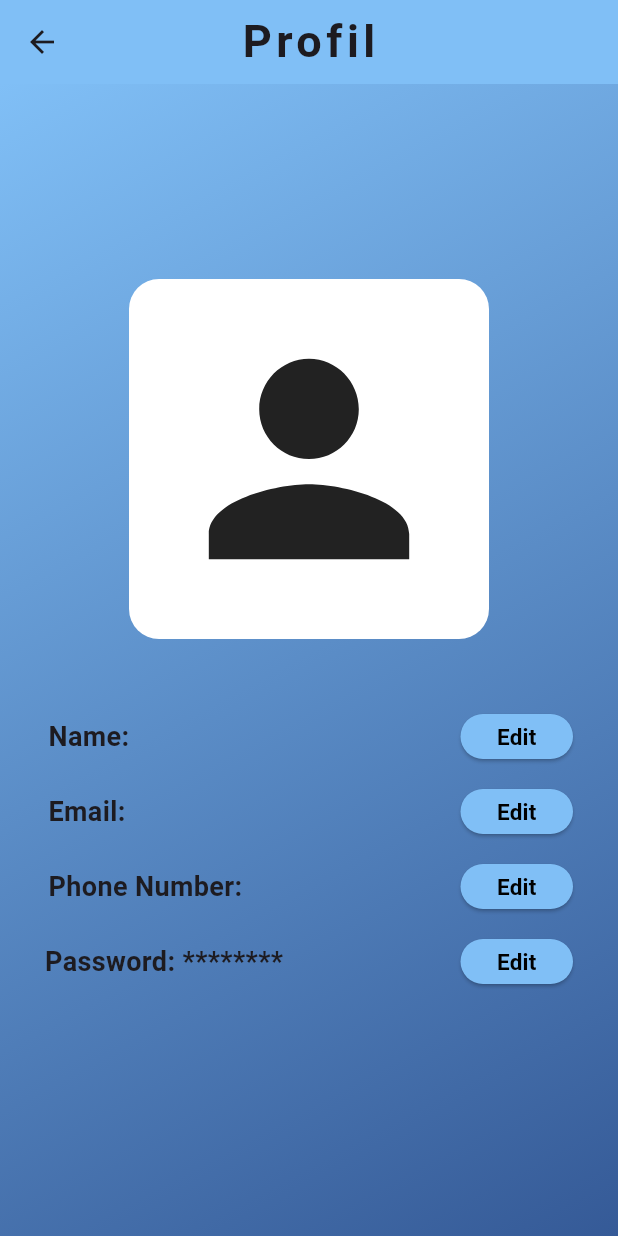
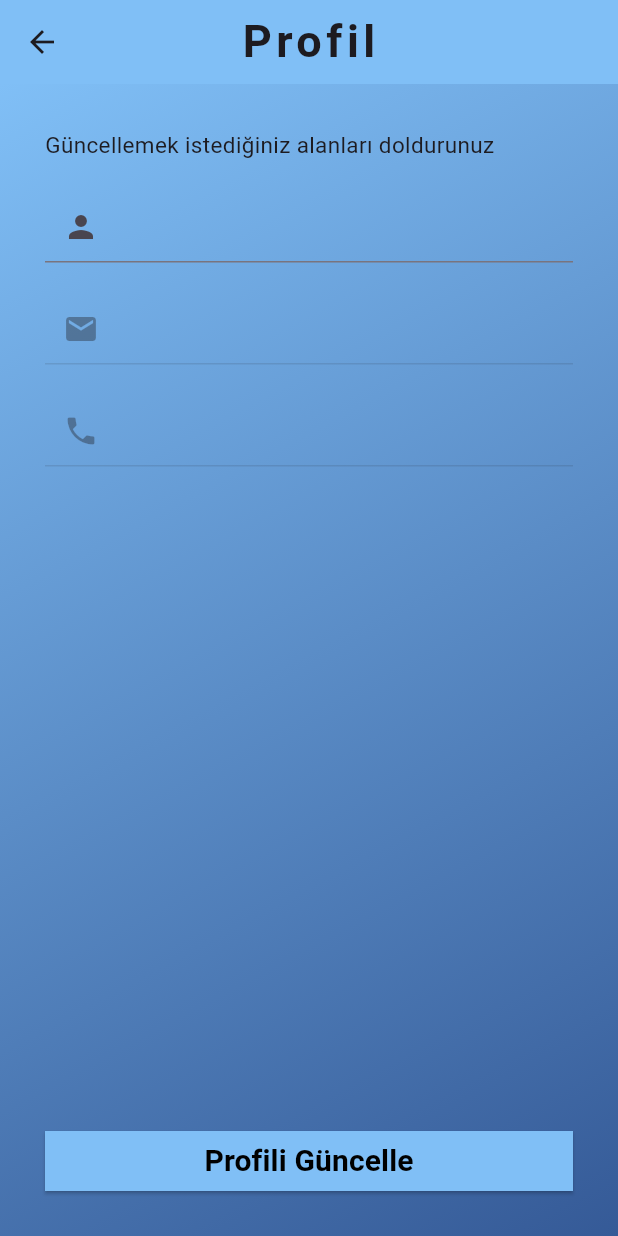
Before and after one commit to furkanCalik7/Yoldas, a Flutter app: the ProfileScreen screen opened directly, on a phone screen of 412 x 824 dp. Run offline on Flutter 3.47's test engine with Material 3 defaults, Android fonts, the phone set to English and light mode, and no system bars; our stand-ins replace camera, card_swiper, firebase_auth, firebase_core, flutter_rating_bar, flutter_secure_storage and 8 more; missing offline and left inert: flutter_tflite, google_mlkit_commons, google_mlkit_text_recognition; accounts and stored records are empty; generated files the repository leaves out were written again.

Commit message:
Implemented: Change Password Implemented: Profile Edit Screen Implemented: Visual Changes in Forms and Buttons

```diff
--- a/frontend/lib/custom_widgets/buttons/button_main.dart
+++ b/frontend/lib/custom_widgets/buttons/button_main.dart
@@ -33,13 +33,12 @@ class ButtonMain extends StatelessWidget {
           action();
         },
         style: ButtonStyle(
-          backgroundColor: MaterialStateProperty.all<Color>(buttonColor),
-          shape: MaterialStateProperty.all<RoundedRectangleBorder>(
-            RoundedRectangleBorder(
-              borderRadius: BorderRadius.circular(18.0),
-            ),
-          ),
-        ),
+            backgroundColor: MaterialStateProperty.all<Color>(buttonColor),
+            shape: MaterialStateProperty.all<RoundedRectangleBorder>(
+              RoundedRectangleBorder(
+                borderRadius: BorderRadius.circular(0.0),
+              ),
+            )),
         child: Text(
           text,
           textAlign: TextAlign.center,
--- a/frontend/lib/custom_widgets/custom_form.dart
+++ b/frontend/lib/custom_widgets/custom_form.dart
@@ -111,9 +111,10 @@ class _CustomFormState extends State<CustomForm> {
         padding: const EdgeInsets.all(20),
         decoration: BoxDecoration(
           color: formColor,
-          borderRadius: BorderRadius.circular(20),
+          borderRadius: BorderRadius.circular(5),
         ),
         child: Column(
+          crossAxisAlignment: CrossAxisAlignment.stretch,
           children: [
             CustomTextFormField(
               icon: Icons.person,
--- a/frontend/lib/custom_widgets/custom_text_field.dart
+++ b/frontend/lib/custom_widgets/custom_text_field.dart
@@ -5,45 +5,37 @@ class CustomTextFormField extends StatelessWidget {
       {super.key,
       this.hintText = "",
       this.obscureText = false,
+      this.enabled = true,
       required this.validator,
       required this.controller,
-      this.icon});
+      this.icon,
+      this.onChanged});
 
   final String hintText;
   final bool obscureText;
   final Function validator;
   final TextEditingController controller;
   final IconData? icon;
+  final bool enabled;
+  final Function? onChanged;
 
   @override
   Widget build(BuildContext context) {
     return TextFormField(
+      enabled: enabled,
       controller: controller,
       obscureText: obscureText,
       decoration: InputDecoration(
         prefixIcon: Icon(icon),
         hintText: hintText,
-        hintStyle: const TextStyle(color: Colors.grey),
-        filled: true,
-        fillColor: Colors.white,
-        enabledBorder: OutlineInputBorder(
-          borderRadius: BorderRadius.circular(30),
-          borderSide: const BorderSide(color: Colors.grey),
-        ),
-        focusedBorder: OutlineInputBorder(
-          borderRadius: BorderRadius.circular(30),
-          borderSide: const BorderSide(color: Colors.black),
-        ),
-        errorBorder: OutlineInputBorder(
-          borderRadius: BorderRadius.circular(30),
-          borderSide: const BorderSide(color: Colors.red),
-        ),
-        focusedErrorBorder: OutlineInputBorder(
-          borderRadius: BorderRadius.circular(30),
-          borderSide: const BorderSide(color: Colors.red),
-        ),
+        hintStyle: const TextStyle(color: Colors.black54),
       ),
       validator: (value) => validator(value),
+      onChanged: (value) {
+        if (onChanged != null) {
+          onChanged!(value);
+        }
+      },
     );
   }
 }
--- /dev/null
+++ b/frontend/lib/custom_widgets/sheets/edit_profile_sheet.dart
@@ -0,0 +1,201 @@
+import 'dart:collection';
+import 'dart:convert';
+
+import 'package:flutter/material.dart';
+import 'package:flutter_secure_storage/flutter_secure_storage.dart';
+import 'package:frontend/custom_widgets/buttons/button_main.dart';
+import 'package:frontend/custom_widgets/colors.dart';
+import 'package:frontend/custom_widgets/custom_text_field.dart';
+import 'package:frontend/custom_widgets/text_widgets/custom_texts.dart';
+import 'package:frontend/config.dart';
+import 'package:http/http.dart' as http;
+
+class EditProfileSheet extends StatefulWidget {
+  const EditProfileSheet({super.key});
+
+  @override
+  State<EditProfileSheet> createState() => _EditProfileSheetState();
+}
+
+class _EditProfileSheetState extends State<EditProfileSheet> {
+  final FlutterSecureStorage storage = const FlutterSecureStorage();
+
+  String current_name = "";
+  String current_email = "";
+  String current_phoneNumber = "";
+  String current_password = "";
+
+  String bearerToken = "";
+
+  final newNameController = TextEditingController();
+  final newMailController = TextEditingController();
+  final newPasswordController = TextEditingController();
+  final newPhoneNumberController = TextEditingController();
+
+  final GlobalKey<FormState> formKey = GlobalKey<FormState>();
+
+  Future _getFieldsFromStorage() async {
+    current_name = await storage.read(key: "name") ?? "N/A";
+    current_email = await storage.read(key: "email") ?? "N/A";
+    current_phoneNumber = await storage.read(key: "phone_number") ?? "N/A";
+    current_password = await storage.read(key: "password") ?? "N/A";
+    bearerToken = await storage.read(key: "access_token") ?? "N/A";
+    setState(() {});
+  }
+
+  @override
+  void initState() {
+    _getFieldsFromStorage();
+    super.initState();
+  }
+
+  @override
+  void dispose() {
+    // Clean up the controller when the widget is disposed.
+    newNameController.dispose();
+    newMailController.dispose();
+    newPasswordController.dispose();
+    newPhoneNumberController.dispose();
+    super.dispose();
+  }
+
+  Future<void> _updateProfile() async {
+    await _getFieldsFromStorage();
+
+    print("Current phone number: $current_phoneNumber");
+
+    String newPassword = newPasswordController.text;
+    String newMail = newMailController.text;
+    String newName = newNameController.text;
+
+    bool somethingChanged = false;
+
+    Map<String, dynamic> userUpdateObj = HashMap();
+
+    if (newName != "" && newName != current_name) {
+      userUpdateObj["first_name"] = newName;
+      somethingChanged = true;
+    }
+
+    if (newMail != "" && newMail != current_email) {
+      userUpdateObj["mail"] = newMail;
+      somethingChanged = true;
+    }
+
+    if (newPassword != "" && newPassword != current_password) {
+      userUpdateObj["password"] = newPassword;
+      somethingChanged = true;
+    }
+
+    if (somethingChanged == false) {
+      ScaffoldMessenger.of(context).showSnackBar(
+        const SnackBar(
+          content: Text('Hiçbir alan güncellenmedi'),
+        ),
+      );
+      Navigator.pop(context);
+      return;
+    }
+
+    // TODO : Currently it doesnt update email in database, fix it when backend is updated
+    String jsonBody = jsonEncode(userUpdateObj);
+
+    String apiUrl = '$API_URL/users/update/$current_phoneNumber';
+
+    var response = await http.put(
+      Uri.parse(apiUrl),
+      headers: <String, String>{
+        'Content-Type': 'application/json; charset=UTF-8',
+        'Authorization': 'Bearer $bearerToken',
+      },
+      body: jsonBody,
+    );
+
+    // Check the response status
+    if (response.statusCode == 200) {
+      print('PUT request successful');
+      print('Response body: ${response.body}');
+
+      //TODO: Update the local storage with the correct key names when the backend is updated
+      if (newName != "") await storage.write(key: "name", value: newName);
+      if (newMail != "") await storage.write(key: "email", value: newMail);
+      if (newPassword != "")
+        await storage.write(key: "password", value: newPassword);
+
+      ScaffoldMessenger.of(context).showSnackBar(
+        const SnackBar(
+          content: Text('Profil başarıyla güncellendi'),
+        ),
+      );
+
+      await _getFieldsFromStorage();
+    } else {
+      print('PUT request failed with status: ${response.statusCode}');
+      print('Response body: ${response.body}');
+      ScaffoldMessenger.of(context).showSnackBar(
+        const SnackBar(
+          content: Text('Profil güncellenirken bir hata oluştu'),
+        ),
+      );
+      Navigator.pop(context);
+    }
+
+    setState(() {});
+  }
+
+  @override
+  Widget build(BuildContext context) {
+    newNameController.text = current_name;
+    newMailController.text = current_email;
+    newPasswordController.text = current_password;
+    newPhoneNumberController.text = current_phoneNumber;
+
+    return Container(
+      padding: const EdgeInsets.all(20),
+      child: Column(
+        crossAxisAlignment: CrossAxisAlignment.stretch,
+        children: [
+          const Text(
+            "Güncellemek istediğiniz alanları doldurunuz",
+            style: TextStyle(fontSize: 15),
+          ),
+          const SizedBox(height: 20),
+          CustomTextFormField(
+            icon: Icons.person,
+            obscureText: false,
+            controller: newNameController,
+            validator: (value) {
+              return null;
+            },
+          ),
+          const SizedBox(height: 20),
+          CustomTextFormField(
+            icon: Icons.mail,
+            obscureText: false,
+            enabled: false,
+            controller: newMailController,
+            validator: (value) {
+              return null;
+            },
+          ),
+          const SizedBox(height: 20),
+          CustomTextFormField(
+            icon: Icons.phone,
+            obscureText: false,
+            enabled: false,
+            controller: newPhoneNumberController,
+            validator: (value) {
+              return null;
+            },
+          ),
+          const Spacer(),
+          ButtonMain(
+              text: "Profili Güncelle",
+              action: () {
+                _updateProfile();
+              }),
+        ],
+      ),
+    );
+  }
+}
--- a/frontend/lib/custom_widgets/text_widgets/custom_texts.dart
+++ b/frontend/lib/custom_widgets/text_widgets/custom_texts.dart
@@ -20,7 +20,7 @@ class TextHead extends StatelessWidget {
 }
 
 class ProfileText extends StatelessWidget {
-  const ProfileText({super.key, required this.line, this.maxFontWidth = 250});
+  const ProfileText({super.key, required this.line, this.maxFontWidth = 300});
 
   final String line;
   final double maxFontWidth;
--- a/frontend/lib/pages/profile_screen.dart
+++ b/frontend/lib/pages/profile_screen.dart
@@ -1,6 +1,8 @@
 import 'package:flutter/material.dart';
 import 'package:frontend/custom_widgets/appbars/appbar_custom.dart';
 import 'package:frontend/custom_widgets/buttons/button_main.dart';
+import 'package:frontend/custom_widgets/custom_text_field.dart';
+import 'package:frontend/custom_widgets/sheets/edit_profile_sheet.dart';
 import 'package:frontend/custom_widgets/text_widgets/custom_texts.dart';
 import 'package:frontend/custom_widgets/colors.dart';
 import 'package:flutter_secure_storage/flutter_secure_storage.dart';
@@ -17,24 +19,6 @@ class ProfileScreen extends StatefulWidget {
 class _ProfileScreenState extends State<ProfileScreen> {
   final FlutterSecureStorage storage = const FlutterSecureStorage();
 
-  var name = "Dummy Name";
-  var surname = "Dummy Surname";
-  var email = "can.yilmaz@gmail.com";
-  var phoneNumber = "05076009363";
-
-  Future _updateFieldsFromStorage() async {
-    name = await storage.read(key: "name") ?? "N/A";
-    email = await storage.read(key: "email") ?? "N/A";
-    phoneNumber = await storage.read(key: "phone_number") ?? "N/A";
-    setState(() {});
-  }
-
-  @override
-  void initState() {
-    _updateFieldsFromStorage();
-    super.initState();
-  }
-
   @override
   Widget build(BuildContext context) {
     return Scaffold(
@@ -42,78 +26,10 @@ class _ProfileScreenState extends State<ProfileScreen> {
         title: "Profil",
       ),
       body: Container(
-        padding: const EdgeInsets.all(30),
+        padding: const EdgeInsets.all(10),
         decoration: getBackgroundDecoration(),
-        child: Column(
-          crossAxisAlignment: CrossAxisAlignment.center,
-          children: [
-            Container(
-              padding: const EdgeInsets.symmetric(horizontal: 20, vertical: 20),
-              decoration: BoxDecoration(
-                  color: Colors.white, borderRadius: BorderRadius.circular(20)),
-              margin: const EdgeInsets.fromLTRB(0, 100, 0, 30),
-              child: const Icon(
-                Icons.person,
-                size: 200.0,
-              ),
-            ),
-            SizedBox(height: 20.0),
-            Row(
-              mainAxisAlignment: MainAxisAlignment.spaceBetween,
-              children: [
-                ProfileText(line: "Name: $name"),
-                ButtonMain(
-                    text: "Edit",
-                    height: 30.0,
-                    width: 75,
-                    action: () {
-                      print("Edit name pressed");
-                    }),
-              ],
-            ),
-            SizedBox(height: 20.0),
-            Row(
-              mainAxisAlignment: MainAxisAlignment.spaceBetween,
-              children: [
-                ProfileText(line: "Email: $email"),
-                ButtonMain(
-                    text: "Edit",
-                    height: 30.0,
-                    width: 75,
-                    action: () {
-                      print("Edit email pressed");
-                    }),
-              ],
-            ),
-            const SizedBox(height: 20.0),
-            Row(
-              mainAxisAlignment: MainAxisAlignment.spaceBetween,
-              children: [
-                ProfileText(line: "Phone Number: $phoneNumber"),
-                ButtonMain(
-                    text: "Edit",
-                    height: 30.0,
-                    width: 75,
-                    action: () {
-                      print("Edit phone number pressed");
-                    }),
-              ],
-            ),
-            const SizedBox(height: 20.0),
-            Row(
-              mainAxisAlignment: MainAxisAlignment.spaceBetween,
-              children: [
-                const ProfileText(line: "Password: ********"),
-                ButtonMain(
-                    text: "Edit",
-                    height: 30.0,
-                    width: 75,
-                    action: () {
-                      print("Edit password pressed");
-                    }),
-              ],
-            ),
-          ],
+        child: Center(
+          child: EditProfileSheet(),
         ),
       ),
     );
```
Also changed, not shown: frontend/lib/custom_widgets/custom_phoneNumberInput.dart (+1 -19 lines), frontend/lib/pages/change_password_screen.dart (added, +167 -0 lines), frontend/lib/pages/settings_screen.dart (+11 -1 lines).
